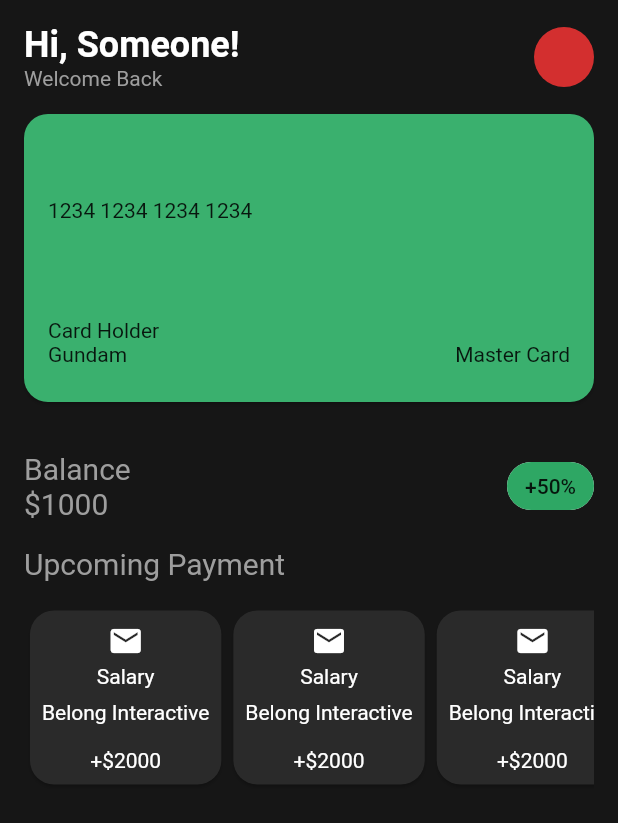
After one commit to AngDrew/flutter_course, a Flutter app: the ExerciseOneScreen screen opened by its route, on a phone screen of 412 x 824 dp. The commit adds this screen. Shown: the top 823 px of the screen. Run offline on Flutter 3.47's test engine with Material 2 defaults, Android fonts, the phone set to English and light mode, and no system bars; our stand-ins replace dio.

Commit message:
layout exercise

```diff
--- a/lib/src/utils/routes.dart
+++ b/lib/src/utils/routes.dart
@@ -1,6 +1,7 @@
 import 'package:flutter/material.dart';
 import 'package:flutter_course/src/views/api_example/api_screen.dart';
 import 'package:flutter_course/src/views/landing_screen/landing_v.dart';
+import 'package:flutter_course/src/views/layouting_exercise/exercise_one.dart';
 import 'package:flutter_course/src/views/login_screen/login_v.dart';
 import 'package:flutter_course/src/views/splash_screen/splash_v.dart';
 
@@ -8,6 +9,7 @@ const String rootRoute = '/';
 const String landingRoute = '/landing';
 const String loginRoute = '/login';
 const String apiRoute = '/api';
+const String layoutExerciseRoute = '/layout_exercise';
 const String notFoundRoute = '/not_found';
 
 /// dokumentasi tes
@@ -37,6 +39,11 @@ Route<dynamic> onGeneratedRoutes(RouteSettings settings) {
         builder: (context) => ApiScreen(),
         settings: settings,
       );
+    case layoutExerciseRoute:
+      return MaterialPageRoute(
+        builder: (context) => ExerciseOneScreen(),
+        settings: settings,
+      );
 
     default:
       return MaterialPageRoute(
--- a/lib/src/views/landing_screen/landing_v.dart
+++ b/lib/src/views/landing_screen/landing_v.dart
@@ -1,5 +1,6 @@
 import 'package:flutter/material.dart';
 import 'package:flutter_course/src/utils/routes.dart';
+import 'package:flutter_course/src/views/layouting_exercise/exercise_one.dart';
 import 'package:flutter_course/src/views/splash_screen/splash_v.dart';
 
 class LandingScreen extends StatelessWidget {
@@ -27,6 +28,12 @@ class LandingScreen extends StatelessWidget {
                 Navigator.pushNamed(context, apiRoute);
               },
               child: Text('API Example'),
+            ),
+            ElevatedButton(
+              onPressed: () {
+                Navigator.pushNamed(context, layoutExerciseRoute);
+              },
+              child: Text('Layouting one'),
             ),
             // ElevatedButton(
             //   onPressed: () {
--- /dev/null
+++ b/lib/src/views/layouting_exercise/exercise_one.dart
@@ -0,0 +1,214 @@
+import 'package:flutter/material.dart';
+
+class ExerciseOneScreen extends StatefulWidget {
+  const ExerciseOneScreen({Key? key}) : super(key: key);
+
+  @override
+  _ExerciseOneState createState() => _ExerciseOneState();
+}
+
+class _ExerciseOneState extends State<ExerciseOneScreen> {
+  @override
+  Widget build(BuildContext context) {
+    return Scaffold(
+      backgroundColor: Color(0xFF161616),
+      body: SafeArea(
+        child: Padding(
+          padding: const EdgeInsets.all(16.0),
+          child: Column(
+            crossAxisAlignment: CrossAxisAlignment.start,
+            children: [
+              AppBarWidget(),
+              SizedBox(height: 16),
+              CreditCardWidget(),
+              SizedBox(height: 32),
+              BalanceWidget(),
+              SizedBox(height: 16),
+              Text(
+                'Upcoming Payment',
+                style: TextStyle(
+                  fontSize: 20,
+                  color: Colors.grey,
+                ),
+              ),
+              SizedBox(height: 16),
+              UpcomingPaymentScroll(),
+            ],
+          ),
+        ),
+      ),
+    );
+  }
+}
+
+class BalanceWidget extends StatelessWidget {
+  const BalanceWidget({
+    Key? key,
+  }) : super(key: key);
+
+  @override
+  Widget build(BuildContext context) {
+    return Row(
+      mainAxisAlignment: MainAxisAlignment.spaceBetween,
+      children: [
+        Column(
+          crossAxisAlignment: CrossAxisAlignment.start,
+          children: [
+            Text(
+              'Balance',
+              style: TextStyle(
+                fontSize: 20,
+                color: Colors.grey,
+              ),
+            ),
+            Text(
+              '\$1000',
+              style: TextStyle(
+                fontSize: 20,
+                color: Colors.grey,
+              ),
+            ),
+          ],
+        ),
+        Chip(
+          label: Text(
+            '+50%',
+          ),
+          backgroundColor: Color(0xFF2EA764),
+        ),
+      ],
+    );
+  }
+}
+
+class UpcomingPaymentScroll extends StatelessWidget {
+  const UpcomingPaymentScroll({
+    Key? key,
+  }) : super(key: key);
+
+  @override
+  Widget build(BuildContext context) {
+    return SingleChildScrollView(
+      scrollDirection: Axis.horizontal,
+      child: Row(
+        children: [
+          for (var i = 0; i < 10; i++)
+            Card(
+              shape: RoundedRectangleBorder(
+                borderRadius: BorderRadius.circular(16),
+              ),
+              color: Color(0xFF2A2A2A),
+              child: Padding(
+                padding: EdgeInsets.all(8),
+                child: Column(
+                  children: [
+                    Icon(
+                      Icons.mail,
+                      color: Colors.white,
+                    ),
+                    SizedBox(height: 4),
+                    Text(
+                      'Salary',
+                      style: TextStyle(
+                        color: Colors.white,
+                      ),
+                    ),
+                    SizedBox(height: 8),
+                    Text(
+                      'Belong Interactive',
+                      style: TextStyle(
+                        color: Colors.white,
+                      ),
+                    ),
+                    SizedBox(height: 16),
+                    Text(
+                      '+\$2000',
+                      style: TextStyle(
+                        color: Colors.white,
+                      ),
+                    ),
+                  ],
+                ),
+              ),
+            ),
+        ],
+      ),
+    );
+  }
+}
+
+class AppBarWidget extends StatelessWidget {
+  const AppBarWidget({
+    Key? key,
+  }) : super(key: key);
+
+  @override
+  Widget build(BuildContext context) {
+    return Row(
+      mainAxisAlignment: MainAxisAlignment.spaceBetween,
+      children: [
+        Column(
+          crossAxisAlignment: CrossAxisAlignment.start,
+          children: [
+            Text(
+              'Hi, Someone!',
+              style: TextStyle(
+                fontSize: 24,
+                fontWeight: FontWeight.bold,
+                color: Colors.white,
+              ),
+            ),
+            Text(
+              'Welcome Back',
+              style: TextStyle(color: Colors.grey),
+            ),
+          ],
+        ),
+        CircleAvatar(),
+      ],
+    );
+  }
+}
+
+class CreditCardWidget extends StatelessWidget {
+  const CreditCardWidget({
+    Key? key,
+  }) : super(key: key);
+
+  @override
+  Widget build(BuildContext context) {
+    return Card(
+      shape: RoundedRectangleBorder(
+        borderRadius: BorderRadius.circular(16),
+      ),
+      color: Color(0xFF3AB06E),
+      margin: EdgeInsets.zero,
+      child: Padding(
+        padding: const EdgeInsets.all(16.0),
+        child: Column(
+          crossAxisAlignment: CrossAxisAlignment.start,
+          children: [
+            SizedBox(height: 40),
+            Text('1234 1234 1234 1234'),
+            SizedBox(height: 64),
+            Row(
+              crossAxisAlignment: CrossAxisAlignment.end,
+              mainAxisAlignment: MainAxisAlignment.spaceBetween,
+              children: [
+                Column(
+                  crossAxisAlignment: CrossAxisAlignment.start,
+                  children: [
+                    Text('Card Holder'),
+                    Text('Gundam'),
+                  ],
+                ),
+                Text('Master Card'),
+              ],
+            ),
+            SizedBox(height: 8),
+          ],
+        ),
+      ),
+    );
+  }
+}
```
